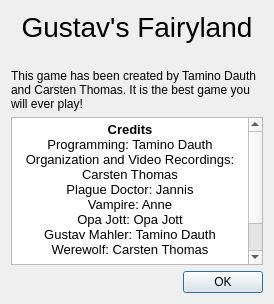
Old version of the form ui/aboutdialog.ui in the repository tdauth/gustavsfairyland.
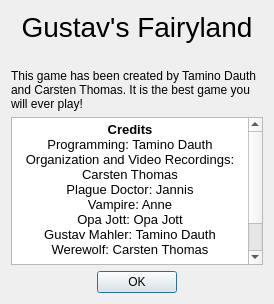
New version of the form. Icons and pictures are not drawn.

Commit message: Paint different open windows, greyscale for disabled clips and room, centered buttons, update time and description label after playing narrator sound, fixed shortcuts in player

What changed in the file:
```diff
--- a/ui/aboutdialog.ui
+++ b/ui/aboutdialog.ui
@@ -25,6 +25,9 @@
      <property name="standardButtons">
       <set>QDialogButtonBox::Ok</set>
      </property>
+     <property name="centerButtons">
+      <bool>true</bool>
+     </property>
     </widget>
    </item>
    <item row="1" column="0">
```
Left out of the diff: 22 changed lines with no effect on the pictures. The commit also changes 11 other files.
